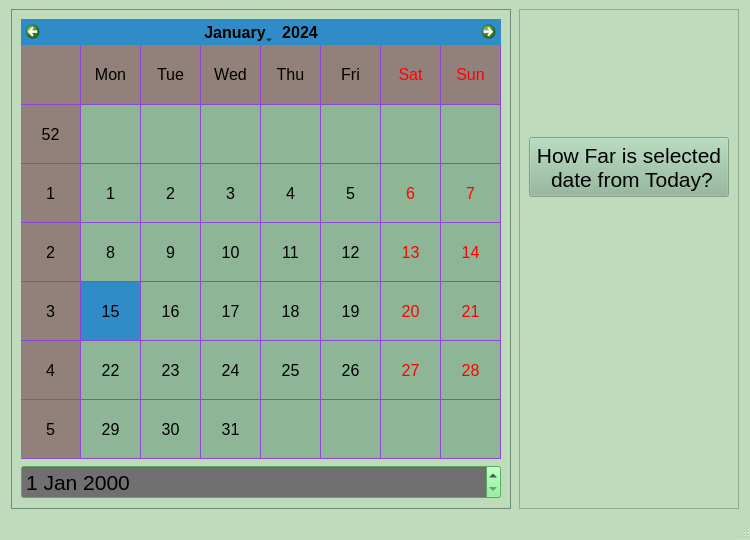
miranda0129/Stick2It, file widgets/Calendar/Calendar.ui: the form before one commit.
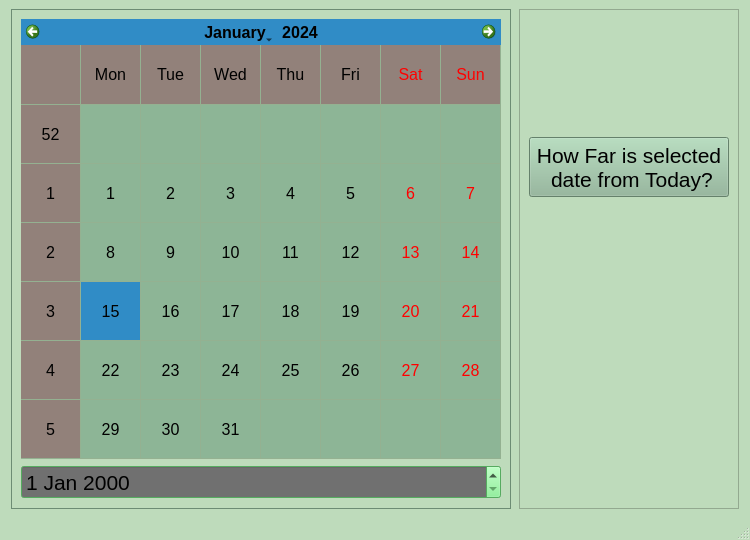
The form after the commit.

Patch:
```diff
--- a/widgets/Calendar/Calendar.ui
+++ b/widgets/Calendar/Calendar.ui
@@ -1133,9 +1133,9 @@
             <colorrole role="Window">
              <brush brushstyle="SolidPattern">
               <color alpha="255">
-               <red>170</red>
-               <green>85</green>
-               <blue>255</blue>
+               <red>178</red>
+               <green>213</green>
+               <blue>174</blue>
               </color>
              </brush>
             </colorrole>
@@ -1261,9 +1261,9 @@
             <colorrole role="Window">
              <brush brushstyle="SolidPattern">
               <color alpha="255">
-               <red>170</red>
-               <green>85</green>
-               <blue>255</blue>
+               <red>178</red>
+               <green>213</green>
+               <blue>174</blue>
               </color>
              </brush>
             </colorrole>
@@ -1380,18 +1380,18 @@
             <colorrole role="Base">
              <brush brushstyle="SolidPattern">
               <color alpha="255">
-               <red>170</red>
-               <green>85</green>
-               <blue>255</blue>
+               <red>178</red>
+               <green>213</green>
+               <blue>174</blue>
               </color>
              </brush>
             </colorrole>
             <colorrole role="Window">
              <brush brushstyle="SolidPattern">
               <color alpha="255">
-               <red>170</red>
-               <green>85</green>
-               <blue>255</blue>
+               <red>178</red>
+               <green>213</green>
+               <blue>174</blue>
               </color>
              </brush>
             </colorrole>
@@ -1535,6 +1535,10 @@
          <property name="autoFillBackground">
           <bool>false</bool>
          </property>
+         <property name="styleSheet">
+          <string notr="true">background-color: #8db596;
+color: rgb(0, 0, 0);</string>
+         </property>
          <property name="text">
           <string>How Far is selected 
  date from Today?</string>
```
